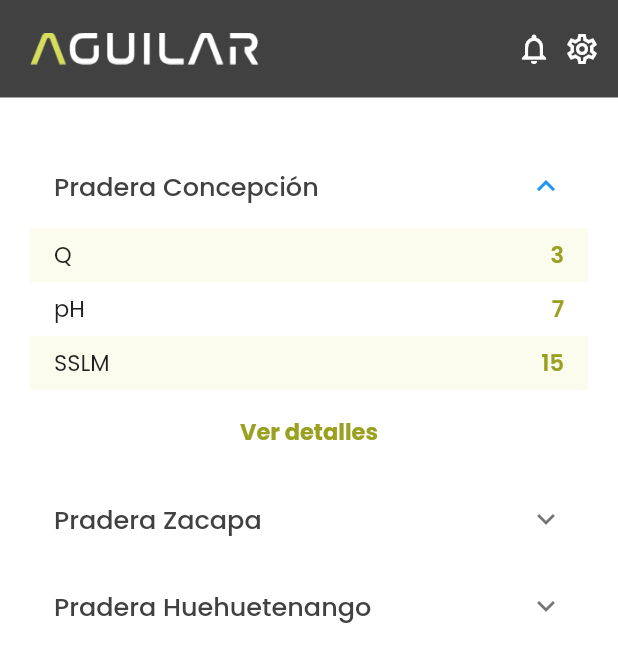
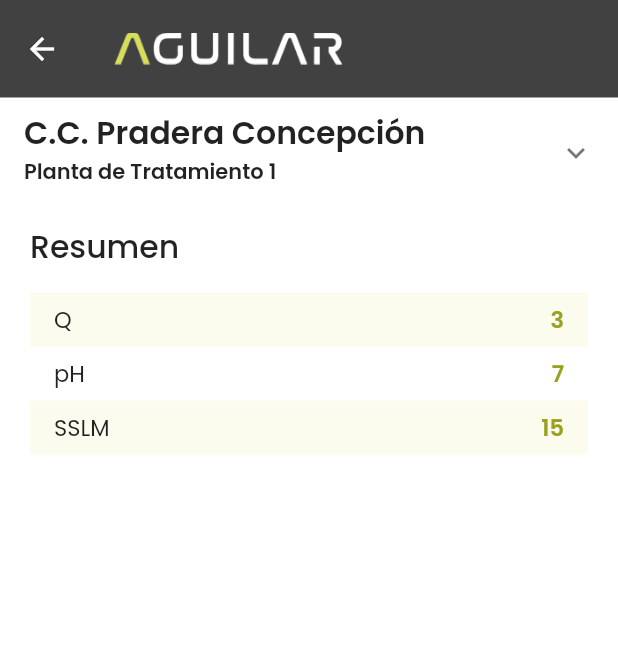
Before and after one commit to GEnriqueGT/plantas_flutter, a Flutter app: the MallsPage screen opened directly, after a tap on "Pradera Concepción", after a tap on "Ver detalles", on a phone screen of 412 x 824 dp. Shown: the top 662 px of the screen. Run offline on Flutter 3.47's test engine with Material 2 defaults, Android fonts, the light colour scheme and no system bars.

```diff
--- /dev/null
+++ b/lib/src/ui/details_page.dart
@@ -0,0 +1,73 @@
+import 'package:flutter/material.dart';
+import 'package:plantas/src/models/planta_model.dart';
+
+class DetailsPage extends StatelessWidget {
+  final List<Widget> listTiles;
+  final String mallName;
+  DetailsPage({Key? key, required this.listTiles, required this.mallName})
+      : super(key: key);
+  @override
+  Widget build(BuildContext context) {
+    return Scaffold(
+        appBar: appBarLogo(),
+        body: ListView(children: getTiles(listTiles, mallName, context)));
+  }
+}
+
+appBarLogo() {
+  return PreferredSize(
+    preferredSize: const Size.fromHeight(65),
+    child: AppBar(
+      toolbarHeight: 65,
+      backgroundColor: const Color(0xff414141),
+      elevation: 0.0,
+      title: Image.asset(
+        "assets/images/logo_appbar.png",
+        scale: 1.7,
+      ),
+    ),
+  );
+}
+
+getTiles(List<Widget> listTiles, String mallName, BuildContext context) {
+  List<Widget> listTilesNew = [
+    Theme(
+      data: Theme.of(context).copyWith(dividerColor: Colors.grey),
+      child: ExpansionTile(
+        title: Text(
+          "C.C. $mallName",
+          style: TextStyle(
+            fontWeight: FontWeight.w600,
+            fontSize: 21,
+            fontFamily: 'Poppins',
+          ),
+        ),
+        subtitle: Text("Planta de Tratamiento 1",
+            style: TextStyle(
+              fontWeight: FontWeight.w600,
+              fontSize: 14,
+              fontFamily: 'Poppins',
+            )),
+      ),
+    ),
+    SizedBox(
+      height: 10,
+    ),
+    Padding(
+      padding: const EdgeInsets.fromLTRB(20, 0, 0, 15),
+      child: Text("Resumen",
+          style: TextStyle(
+            fontWeight: FontWeight.w500,
+            fontSize: 21,
+            fontFamily: 'Poppins',
+          )),
+    )
+  ];
+
+  for (int i = 0; i < listTiles.length - 1; i++) {
+    listTilesNew.add(Container(
+        padding: EdgeInsets.fromLTRB(20, 0, 20, 0), child: listTiles[i]));
+  }
+
+  return listTilesNew;
+}
--- a/lib/src/ui/malls_page.dart
+++ b/lib/src/ui/malls_page.dart
@@ -2,6 +2,7 @@ import 'dart:io';
 
 import 'package:flutter/material.dart';
 import 'package:plantas/src/models/planta_model.dart';
+import 'package:plantas/src/ui/details_page.dart';
 
 List colors = [Color(0xffFBFCEE), null];
 
@@ -52,14 +53,14 @@ Widget mallsList(List<Planta> plantas, context) {
                     fontFamily: 'Poppins',
                     color: Color(0xff414141)),
               ),
-              children: getDatosTiles(planta.contents),
+              children: getDatosTiles(planta.contents, context, planta.mall),
             ),
           ),
         );
       }).toList());
 }
 
-getDatosTiles(List<Datos> datos) {
+getDatosTiles(List<Datos> datos, BuildContext context, String mallName) {
   List<Widget> listTiles = [];
 
   for (int i = 0; i < datos.length; i++) {
@@ -88,9 +89,37 @@ getDatosTiles(List<Datos> datos) {
   listTiles.add(ListTile(
     title: Center(
       child: TextButton(
-          onPressed: () {},
-          child: Text("Ver detalles",
-              style: const TextStyle(
+          onPressed: () {
+            Navigator.push(
+                context,
+                PageRouteBuilder(
+                    transitionDuration: const Duration(seconds: 1),
+                    transitionsBuilder:
+                        (context, animation, secondaryAnimation, child) {
+                      const begin = Offset(1, 0);
+                      const end = Offset.zero;
+                      const curve = Curves.ease;
+
+                      final tween = Tween(begin: begin, end: end);
+                      final curvedAnimation = CurvedAnimation(
+                        parent: animation,
+                        curve: curve,
+                      );
+
+                      return SlideTransition(
+                        position: tween.animate(curvedAnimation),
+                        child: child,
+                      );
+                    },
+                    pageBuilder: ((context, animation, secondaryAnimation) {
+                      return DetailsPage(
+                        listTiles: listTiles,
+                        mallName: mallName,
+                      );
+                    })));
+          },
+          child: const Text("Ver detalles",
+              style: TextStyle(
                   fontWeight: FontWeight.w700,
                   fontFamily: 'Poppins',
                   color: Color(0xff9AA121),
```
